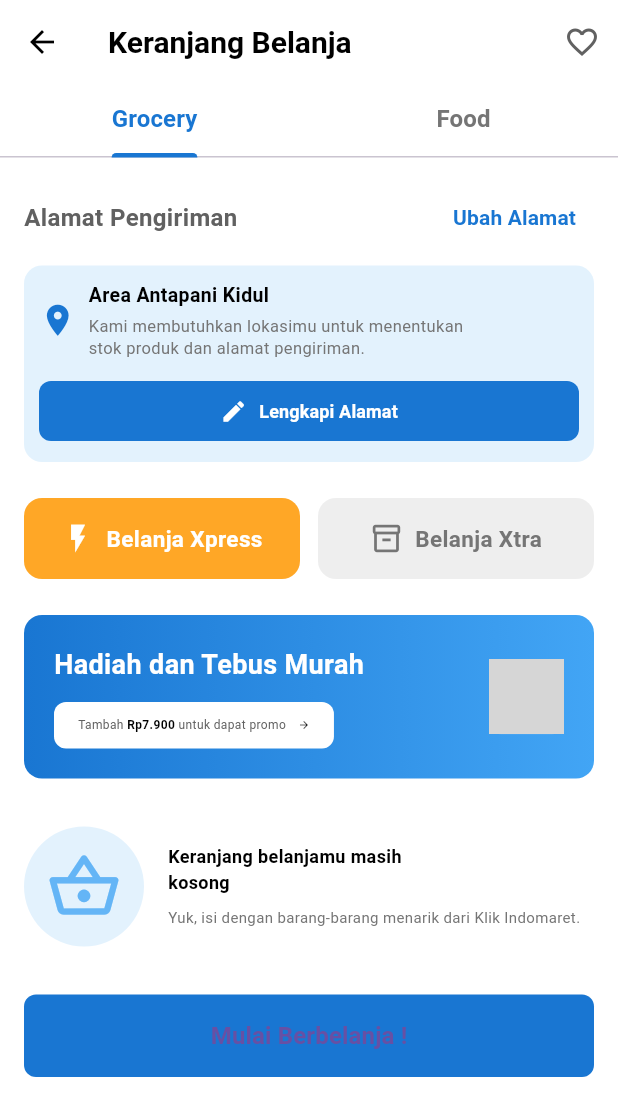
After one commit to Kafabi0/indo_smec_b2c, a Flutter app: the screen it shows after launch, item 2 of the bottom bar chosen, on a phone screen of 412 x 824 dp. The commit adds this screen. Shown: the top 1116 px of the screen. Run offline on Flutter 3.47's test engine with Material 3 defaults, Android fonts, the phone set to English and light mode, and no system bars; grey boxes are pictures that could not be loaded.

Commit message:
keranjang

```diff
--- a/indosemecb2b/lib/screen/homescreen.dart
+++ b/indosemecb2b/lib/screen/homescreen.dart
@@ -1,4 +1,5 @@
 import 'package:flutter/material.dart';
+import 'package:indosemecb2b/screen/keranjang.dart';
 
 class HomeScreen extends StatelessWidget {
   const HomeScreen({Key? key}) : super(key: key);
@@ -499,11 +500,21 @@ class HomeScreen extends StatelessWidget {
         currentIndex: 0,
         selectedItemColor: Colors.blue,
         unselectedItemColor: Colors.grey,
+        onTap: (index) {
+          if (index == 1) {
+            // Navigate to Cart Screen
+            Navigator.push(
+              context,
+              MaterialPageRoute(builder: (context) => const CartScreen()),
+            );
+          }
+          // Add navigation for other tabs here
+        },
         items: const [
           BottomNavigationBarItem(icon: Icon(Icons.home), label: 'Belanja'),
           BottomNavigationBarItem(
-            icon: Icon(Icons.category),
-            label: 'Kategori',
+            icon: Icon(Icons.shopping_cart_outlined),
+            label: 'Keranjang',
           ),
           BottomNavigationBarItem(
             icon: Icon(Icons.favorite_border),
--- /dev/null
+++ b/indosemecb2b/lib/screen/keranjang.dart
@@ -0,0 +1,476 @@
+// screens/cart_screen.dart
+import 'package:flutter/material.dart';
+
+class CartScreen extends StatefulWidget {
+  const CartScreen({Key? key}) : super(key: key);
+
+  @override
+  State<CartScreen> createState() => _CartScreenState();
+}
+
+class _CartScreenState extends State<CartScreen>
+    with SingleTickerProviderStateMixin {
+  late TabController _tabController;
+  String selectedDelivery = 'xpress';
+
+  @override
+  void initState() {
+    super.initState();
+    _tabController = TabController(length: 2, vsync: this);
+  }
+
+  @override
+  void dispose() {
+    _tabController.dispose();
+    super.dispose();
+  }
+
+  @override
+  Widget build(BuildContext context) {
+    return Scaffold(
+      backgroundColor: Colors.white,
+      appBar: AppBar(
+        backgroundColor: Colors.white,
+        elevation: 0,
+        leading: IconButton(
+          icon: Icon(Icons.arrow_back, color: Colors.black),
+          onPressed: () => Navigator.pop(context),
+        ),
+        title: Text(
+          'Keranjang Belanja',
+          style: TextStyle(
+            color: Colors.black,
+            fontSize: 20,
+            fontWeight: FontWeight.bold,
+          ),
+        ),
+        actions: [
+          IconButton(
+            icon: Icon(Icons.favorite_border, color: Colors.grey[700]),
+            onPressed: () {},
+          ),
+        ],
+      ),
+      body: Column(
+        children: [
+          // Tabs
+          Container(
+            color: Colors.white,
+            child: TabBar(
+              controller: _tabController,
+              labelColor: Colors.blue[700],
+              unselectedLabelColor: Colors.grey[600],
+              indicatorColor: Colors.blue[700],
+              indicatorWeight: 3,
+              labelStyle: TextStyle(fontSize: 16, fontWeight: FontWeight.bold),
+              tabs: [Tab(text: 'Grocery'), Tab(text: 'Food')],
+            ),
+          ),
+
+          Expanded(
+            child: TabBarView(
+              controller: _tabController,
+              children: [
+                // Grocery Tab
+                _buildGroceryTab(),
+                // Food Tab
+                Center(child: Text('Food Tab Content')),
+              ],
+            ),
+          ),
+        ],
+      ),
+    );
+  }
+
+  Widget _buildGroceryTab() {
+    return SingleChildScrollView(
+      child: Column(
+        crossAxisAlignment: CrossAxisAlignment.start,
+        children: [
+          const SizedBox(height: 16),
+
+          // Alamat Pengiriman Section
+          Padding(
+            padding: const EdgeInsets.symmetric(horizontal: 16),
+            child: Row(
+              mainAxisAlignment: MainAxisAlignment.spaceBetween,
+              children: [
+                Text(
+                  'Alamat Pengiriman',
+                  style: TextStyle(
+                    fontSize: 16,
+                    fontWeight: FontWeight.w600,
+                    color: Colors.grey[700],
+                  ),
+                ),
+                TextButton(
+                  onPressed: () {},
+                  child: Text(
+                    'Ubah Alamat',
+                    style: TextStyle(
+                      color: Colors.blue[700],
+                      fontSize: 14,
+                      fontWeight: FontWeight.w600,
+                    ),
+                  ),
+                ),
+              ],
+            ),
+          ),
+
+          const SizedBox(height: 8),
+
+          // Address Card
+          Container(
+            margin: const EdgeInsets.symmetric(horizontal: 16),
+            padding: const EdgeInsets.all(10),
+            decoration: BoxDecoration(
+              color: Colors.blue[50],
+              borderRadius: BorderRadius.circular(12),
+            ),
+            child: Column(
+              crossAxisAlignment: CrossAxisAlignment.start,
+              children: [
+                Row(
+                  children: [
+                    Icon(Icons.location_on, color: Colors.blue[700], size: 25),
+                    const SizedBox(width: 8),
+                    Expanded(
+                      child: Column(
+                        crossAxisAlignment: CrossAxisAlignment.start,
+                        children: [
+                          Text(
+                            'Area Antapani Kidul',
+                            style: TextStyle(
+                              fontSize: 13,
+                              fontWeight: FontWeight.w600,
+                              color: Colors.black,
+                            ),
+                          ),
+                          const SizedBox(height: 4),
+                          Text(
+                            'Kami membutuhkan lokasimu untuk menentukan\nstok produk dan alamat pengiriman.',
+                            style: TextStyle(
+                              fontSize: 11,
+                              color: Colors.grey[600],
+                              height: 1.4,
+                            ),
+                          ),
+                        ],
+                      ),
+                    ),
+                  ],
+                ),
+                const SizedBox(height: 10),
+                SizedBox(
+                  width: double.infinity,
+                  child: ElevatedButton(
+                    onPressed: () {},
+                    style: ElevatedButton.styleFrom(
+                      backgroundColor: Colors.blue[700],
+                      padding: const EdgeInsets.symmetric(vertical: 8),
+                      shape: RoundedRectangleBorder(
+                        borderRadius: BorderRadius.circular(8),
+                      ),
+                      elevation: 0,
+                    ),
+                    child: Row(
+                      mainAxisAlignment: MainAxisAlignment.center,
+                      children: [
+                        Icon(Icons.edit, size: 18, color: Colors.white),
+                        const SizedBox(width: 8),
+                        Text(
+                          'Lengkapi Alamat',
+                          style: TextStyle(
+                            fontSize: 12,
+                            fontWeight: FontWeight.w600,
+                            color: Colors.white,
+                          ),
+                        ),
+                      ],
+                    ),
+                  ),
+                ),
+              ],
+            ),
+          ),
+
+          const SizedBox(height: 24),
+
+          // Delivery Options
+          Padding(
+            padding: const EdgeInsets.symmetric(horizontal: 16),
+            child: Row(
+              children: [
+                Expanded(
+                  child: GestureDetector(
+                    onTap: () {
+                      setState(() {
+                        selectedDelivery = 'xpress';
+                      });
+                    },
+                    child: Container(
+                      padding: const EdgeInsets.all(16),
+                      decoration: BoxDecoration(
+                        color:
+                            selectedDelivery == 'xpress'
+                                ? Colors.orange[400]
+                                : Colors.grey[200],
+                        borderRadius: BorderRadius.circular(12),
+                      ),
+                      child: Row(
+                        mainAxisAlignment: MainAxisAlignment.center,
+                        children: [
+                          Icon(
+                            Icons.flash_on,
+                            color:
+                                selectedDelivery == 'xpress'
+                                    ? Colors.white
+                                    : Colors.grey[600],
+                            size: 22,
+                          ),
+                          const SizedBox(width: 8),
+                          Text(
+                            'Belanja Xpress',
+                            style: TextStyle(
+                              color:
+                                  selectedDelivery == 'xpress'
+                                      ? Colors.white
+                                      : Colors.grey[600],
+                              fontSize: 15,
+                              fontWeight: FontWeight.bold,
+                            ),
+                          ),
+                        ],
+                      ),
+                    ),
+                  ),
+                ),
+                const SizedBox(width: 12),
+                Expanded(
+                  child: GestureDetector(
+                    onTap: () {
+                      setState(() {
+                        selectedDelivery = 'xtra';
+                      });
+                    },
+                    child: Container(
+                      padding: const EdgeInsets.all(16),
+                      decoration: BoxDecoration(
+                        color:
+                            selectedDelivery == 'xtra'
+                                ? Colors.orange[400]
+                                : Colors.grey[200],
+                        borderRadius: BorderRadius.circular(12),
+                      ),
+                      child: Row(
+                        mainAxisAlignment: MainAxisAlignment.center,
+                        children: [
+                          Icon(
+                            Icons.inventory_2_outlined,
+                            color:
+                                selectedDelivery == 'xtra'
+                                    ? Colors.white
+                                    : Colors.grey[600],
+                            size: 22,
+                          ),
+                          const SizedBox(width: 8),
+                          Text(
+                            'Belanja Xtra',
+                            style: TextStyle(
+                              color:
+                                  selectedDelivery == 'xtra'
+                                      ? Colors.white
+                                      : Colors.grey[600],
+                              fontSize: 15,
+                              fontWeight: FontWeight.bold,
+                            ),
+                          ),
+                        ],
+                      ),
+                    ),
+                  ),
+                ),
+              ],
+            ),
+          ),
+
+          const SizedBox(height: 24),
+
+          // Promo Banner
+          Container(
+            margin: const EdgeInsets.symmetric(horizontal: 16),
+            padding: const EdgeInsets.all(20),
+            decoration: BoxDecoration(
+              gradient: LinearGradient(
+                colors: [Colors.blue[700]!, Colors.blue[400]!],
+                begin: Alignment.centerLeft,
+                end: Alignment.centerRight,
+              ),
+              borderRadius: BorderRadius.circular(12),
+            ),
+            child: Row(
+              children: [
+                Expanded(
+                  child: Column(
+                    crossAxisAlignment: CrossAxisAlignment.start,
+                    children: [
+                      Text(
+                        'Hadiah dan Tebus Murah',
+                        style: TextStyle(
+                          color: Colors.white,
+                          fontSize: 18,
+                          fontWeight: FontWeight.bold,
+                        ),
+                      ),
+                      const SizedBox(height: 12),
+                      Container(
+                        padding: const EdgeInsets.symmetric(
+                          horizontal: 16,
+                          vertical: 10,
+                        ),
+                        decoration: BoxDecoration(
+                          color: Colors.white,
+                          borderRadius: BorderRadius.circular(8),
+                        ),
+                        child: Row(
+                          mainAxisSize: MainAxisSize.min,
+                          children: [
+                            Text(
+                              'Tambah ',
+                              style: TextStyle(
+                                color: Colors.grey[700],
+                                fontSize: 8,
+                              ),
+                            ),
+                            Text(
+                              'Rp7.900',
+                              style: TextStyle(
+                                color: Colors.black,
+                                fontSize: 8,
+                                fontWeight: FontWeight.bold,
+                              ),
+                            ),
+                            Text(
+                              ' untuk dapat promo',
+                              style: TextStyle(
+                                color: Colors.grey[700],
+                                fontSize: 8,
+                              ),
+                            ),
+                            const SizedBox(width: 8),
+                            Icon(Icons.arrow_forward, size: 8),
+                          ],
+                        ),
+                      ),
+                    ],
+                  ),
+                ),
+                Image.asset(
+                  'assets/cart_basket.png',
+                  width: 20,
+                  height: 20,
+                  errorBuilder: (context, error, stackTrace) {
+                    return Container(
+                      width: 50,
+                      height: 50,
+                      decoration: BoxDecoration(
+                        color: Colors.white.withOpacity(0.2),
+                        borderRadius: BorderRadius.circular(8),
+                      ),
+                      child: Icon(
+                        Icons.shopping_basket,
+                        color: Colors.white,
+                        size: 30,
+                      ),
+                    );
+                  },
+                ),
+              ],
+            ),
+          ),
+
+          const SizedBox(height: 32),
+
+          // Empty Cart
+          Padding(
+            padding: const EdgeInsets.symmetric(horizontal: 16),
+            child: Column(
+              children: [
+                Row(
+                  children: [
+                    Container(
+                      width: 80,
+                      height: 80,
+                      decoration: BoxDecoration(
+                        color: Colors.blue[50],
+                        shape: BoxShape.circle,
+                      ),
+                      child: Icon(
+                        Icons.shopping_basket_outlined,
+                        size: 50,
+                        color: Colors.blue[300],
+                      ),
+                    ),
+                    const SizedBox(width: 16),
+                    Expanded(
+                      child: Column(
+                        crossAxisAlignment: CrossAxisAlignment.start,
+                        children: [
+                          Text(
+                            'Keranjang belanjamu masih \nkosong',
+                            style: TextStyle(
+                              fontSize: 12,
+                              fontWeight: FontWeight.bold,
+                              color: Colors.black,
+                              height: 1.4,
+                            ),
+                          ),
+                          const SizedBox(height: 8),
+                          Text(
+                            'Yuk, isi dengan barang-barang menarik dari Klik Indomaret.',
+                            style: TextStyle(
+                              fontSize: 10,
+                              color: Colors.grey[600],
+                              height: 1.5,
+                            ),
+                          ),
+                        ],
+                      ),
+                    ),
+                  ],
+                ),
+                const SizedBox(height: 32),
+                SizedBox(
+                  width: double.infinity,
+                  child: ElevatedButton(
+                    onPressed: () {
+                      Navigator.pop(context);
+                    },
+                    style: ElevatedButton.styleFrom(
+                      backgroundColor: Colors.blue[700],
+                      padding: const EdgeInsets.symmetric(vertical: 16),
+                      shape: RoundedRectangleBorder(
+                        borderRadius: BorderRadius.circular(8),
+                      ),
+                      elevation: 0,
+                    ),
+                    child: Text(
+                      'Mulai Berbelanja !',
+                      style: TextStyle(
+                        fontSize: 16,
+                        fontWeight: FontWeight.bold,
+                      ),
+                    ),
+                  ),
+                ),
+                const SizedBox(height: 32),
+              ],
+            ),
+          ),
+        ],
+      ),
+    );
+  }
+}
```
